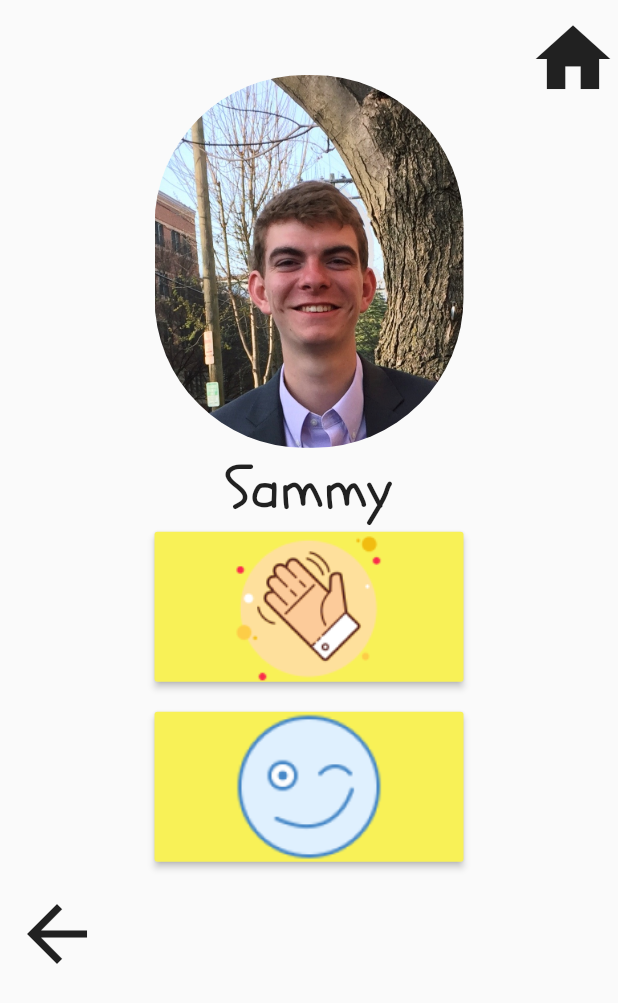
After one commit to samhecht/jolt, a Flutter app: the DiscoveryFeed screen opened directly, after a tap on "Sammy", on a phone screen of 412 x 824 dp. The commit adds this screen. Shown: the top 1003 px of the screen. Run offline on Flutter 3.47's test engine with Material 2 defaults, Android fonts, the phone set to English and light mode, and no system bars.

Commit message:
added user detail screen, got rid of unneeded code and added some routing

```diff
--- a/jolt/lib/jolter_list_entry.dart
+++ b/jolt/lib/jolter_list_entry.dart
@@ -1,11 +1,23 @@
 import 'package:flutter/material.dart';
 import './size_config.dart';
+import './jolter_selected_screen.dart';
 
 class JolterListEntry extends StatelessWidget {
+  final String name;
+
+  JolterListEntry({@required this.name});
   @override
   Widget build(BuildContext context) {
     SizeConfig().init(context);
-    return Container(
+    return InkWell(
+      onTap: () {
+        Navigator.push(
+          context,
+          MaterialPageRoute(
+              builder: (context) => JolterSelectedScreen(name: name)),
+        );
+      },
+      child: Container(
         width: SizeConfig.safeBlockHorizontal * 80,
         height: 100,
         margin: EdgeInsets.only(
@@ -32,11 +44,13 @@ class JolterListEntry extends StatelessWidget {
               margin: EdgeInsets.only(left: 60),
               child: Text(
                 'Sammy',
-              style: TextStyle(fontSize: 30, fontFamily: 'Schoolbell-Regular'),
+                style:
+                    TextStyle(fontSize: 30, fontFamily: 'Schoolbell-Regular'),
               ),
             ),
           ],
         ),
+      ),
     );
   }
 }
--- a/jolt/lib/jolter_list_view.dart
+++ b/jolt/lib/jolter_list_view.dart
@@ -13,16 +13,27 @@ class JolterListView extends StatelessWidget {
         shrinkWrap: true,
         padding: const EdgeInsets.all(8),
         children: <Widget>[
-          JolterListEntry(),
-          JolterListEntry(),
-          JolterListEntry(),
-          JolterListEntry(),
-          JolterListEntry(),
-          JolterListEntry(),
-          JolterListEntry(),
-          JolterListEntry(),
-          JolterListEntry(),
-          JolterListEntry(),
+          JolterListEntry(
+            name: 'Sammy',
+          ),
+          JolterListEntry(
+            name: 'Sammy',
+          ),
+          JolterListEntry(
+            name: 'Sammy',
+          ),
+          JolterListEntry(
+            name: 'Sammy',
+          ),
+          JolterListEntry(
+            name: 'Sammy',
+          ),
+          JolterListEntry(
+            name: 'Sammy',
+          ),
+          JolterListEntry(
+            name: 'Sammy',
+          ),
         ],
       ),
     );
--- /dev/null
+++ b/jolt/lib/jolter_selected_screen.dart
@@ -0,0 +1,87 @@
+import 'package:flutter/material.dart';
+import './jolt_app_bar.dart';
+import './size_config.dart';
+
+class JolterSelectedScreen extends StatelessWidget {
+  final String name;
+  JolterSelectedScreen({@required this.name});
+  @override
+  Widget build(BuildContext context) {
+    SizeConfig().init(context);
+    return Scaffold(
+      appBar: JoltAppBar(
+        child: null,
+        onPressed: () {},
+        title: null,
+      ),
+      body: Container(
+        child: Column(
+          children: <Widget>[
+            Container(
+              width: SizeConfig.blockSizeHorizontal * 50,
+              child: ClipRRect(
+                borderRadius: BorderRadius.circular(100),
+                child: Image(
+                  image: AssetImage('assets/images/headshot.jpg'),
+                ),
+              ),
+            ),
+            Container(
+              width: double.infinity,
+              alignment: Alignment.center,
+              child: Text(
+                name,
+                style:
+                    TextStyle(fontSize: 40, fontFamily: 'Schoolbell-Regular'),
+              ),
+            ),
+            Container(
+              width: SizeConfig.blockSizeHorizontal * 50,
+              height: 100,
+              child: ConstrainedBox(
+                constraints: BoxConstraints.expand(),
+                child: RaisedButton(
+                  onPressed: () {
+                    print('waved at ' + name);
+                  },
+                  color: Color(0xfff8f157),
+                  child: Image(
+                    image: AssetImage('assets/images/wave.png'),
+                  ),
+                ),
+              ),
+            ),
+            Container(
+              width: SizeConfig.blockSizeHorizontal * 50,
+              height: 100,
+              margin: EdgeInsets.only(top: 20),
+              child: ConstrainedBox(
+                constraints: BoxConstraints.expand(),
+                child: RaisedButton(
+                  onPressed: () {
+                    print('winked at ' + name);
+                  },
+                  color: Color(0xfff8f157),
+                  child: Image(
+                    image: AssetImage('assets/images/wink.png'),
+                  ),
+                ),
+              ),
+            ),
+            Container(
+              width: double.infinity,
+              alignment: Alignment.bottomLeft,
+              padding: EdgeInsets.only(top: 10),
+              child: IconButton(
+                icon: Icon(Icons.arrow_back, size: 60),
+                onPressed: () {
+                  Navigator.pop(context);
+                },
+              ),
+            ),
+          ],
+        ),
+      ),
+    );
+  }
+}
--- a/jolt/lib/login.dart
+++ b/jolt/lib/login.dart
@@ -1,6 +1,7 @@
 import 'package:flutter/material.dart';
 import 'package:flutter/rendering.dart';
 import 'package:flutter/cupertino.dart';
+import './discovery_feed.dart';
 
 class LoginScreen extends StatefulWidget {
   @override
@@ -48,6 +49,10 @@ class _LoginScreenState extends State<LoginScreen> {
                 child: Text('Submit'),
                 onPressed: () {
                   print('username: ' + username + ', password: ' + password);
+                  Navigator.push(
+                    context,
+                    MaterialPageRoute(builder: (context) => DiscoveryFeed()),
+                  );
                 }),
           ],
         ),
--- a/jolt/lib/main.dart
+++ b/jolt/lib/main.dart
@@ -1,5 +1,7 @@
 import 'package:flutter/material.dart';
+import './jolter_selected_screen.dart';
 import './discovery_feed.dart';
+import './login.dart';
 
 void main() {
   runApp(MyApp());
@@ -9,48 +11,7 @@ class MyApp extends StatelessWidget {
   @override
   Widget build(BuildContext context) {
     return MaterialApp(
-      home: DiscoveryFeed(),
+      home: LoginScreen(),
     );
   }
 }
-
-// class _MyAppState extends State<MyApp> {
-//   var _questionIndex = 0;
-
-//   void _answerQuestion() {
-//     setState(() {
-//       _questionIndex = (_questionIndex + 1) % 3;
-//     });
-//   }
-
-//   @override
-//   Widget build(BuildContext context) {
-//     var questions = [
-//       'whats ur fav color',
-//       'whats your fav animal',
-//       'whats ur fav show',
-//     ];
-//     return MaterialApp(
-//       home: Scaffold(
-//         appBar: AppBar(title: Text('my first app')),
-//         body: Column(
-//           children: <Widget>[
-//             Question(questions[_questionIndex]),
-//             RaisedButton(
-//               child: Text('Answer 1'),
-//               onPressed: _answerQuestion,
-//             ),
-//             RaisedButton(
-//               child: Text('Answer 2'),
-//               onPressed: _answerQuestion,
-//             ),
-//             RaisedButton(
-//               child: Text('Answer 3'),
-//               onPressed: _answerQuestion,
-//             ),
-//           ],
-//         ),
-//       ),
-//     );
-//   }
-// }
--- a/jolt/pubspec.yaml
+++ b/jolt/pubspec.yaml
@@ -51,6 +51,8 @@ flutter:
 
   assets:
     - assets/images/headshot.jpg
+    - assets/images/wave.png
+    - assets/images/wink.png
 
   # To add assets to your application, add an assets section, like this:
   # assets:
```
Also changed, not shown: jolt/assets/images/wave.png (added), jolt/assets/images/wink.png (added). Lines whose indentation alone changed are shown as unchanged.
